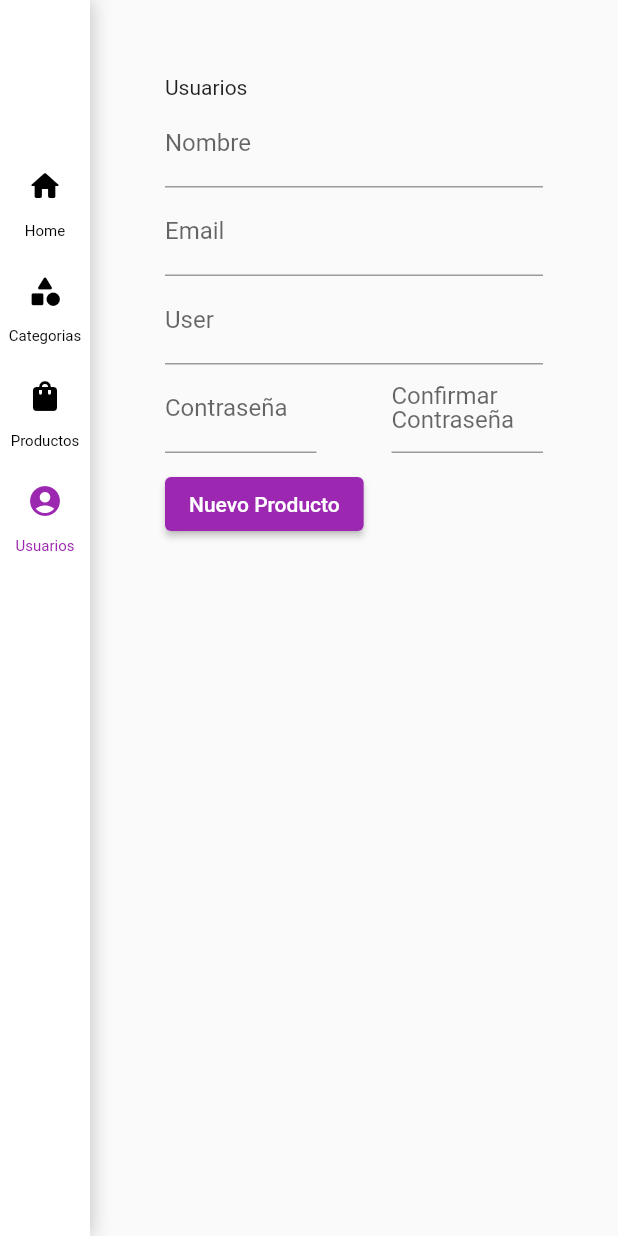
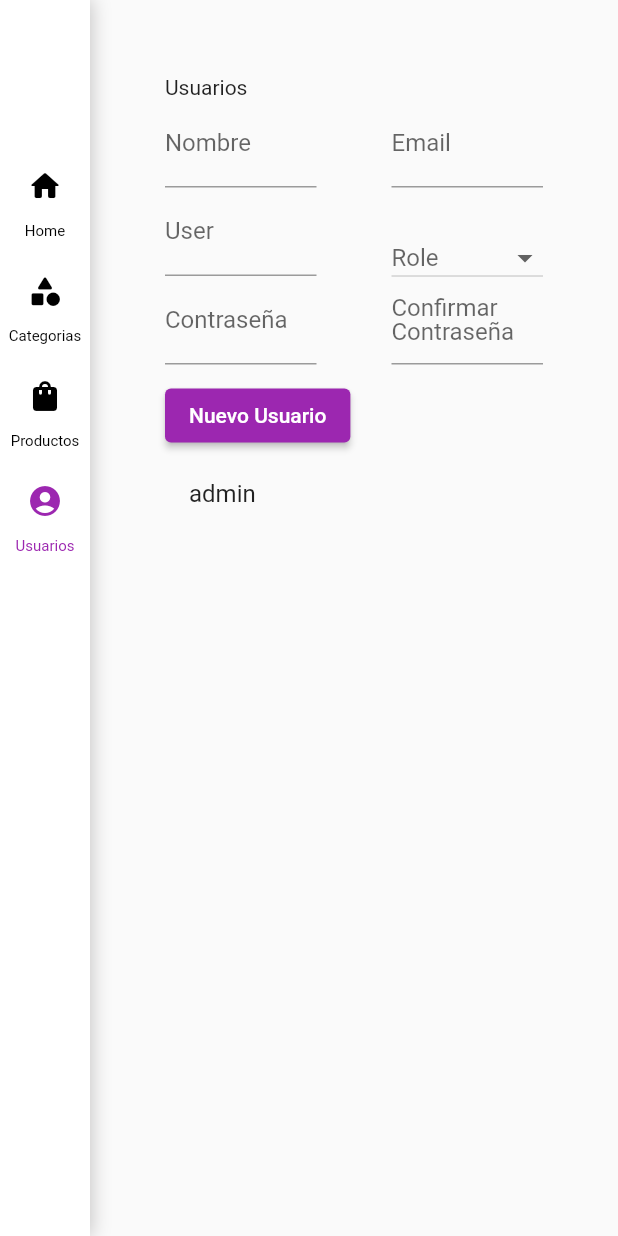
Before and after one commit to ushieru/total_pos, a Flutter app: the _AdminView screen opened directly, after a tap on the "category" icon, after a tap on the "shopping bag" icon, after a tap on the "account circle" icon, on a phone screen of 412 x 824 dp. Run offline on Flutter 3.47's test engine with Material 2 defaults, Android fonts, the phone set to English and light mode, and no system bars; our stand-ins replace bloc, flutter_bloc.

Commit message:
add user cubit

```diff
--- a/lib/app/pages/admin/screens/users/cubit/user_cubit.dart
+++ b/lib/app/pages/admin/screens/users/cubit/user_cubit.dart
@@ -1,10 +1,43 @@
 import 'package:bloc/bloc.dart';
 import 'package:meta/meta.dart';
 import 'package:total_pos/context/account/domain/account.dart';
+import 'package:total_pos/context/account/domain/account_repository.dart';
+import 'package:total_pos/context/account/infrastructure/persistence/in_memory/account_in_memory.dart';
+import 'package:total_pos/context/shared/application/create.dart';
+import 'package:total_pos/context/shared/application/get_all.dart';
+import 'package:total_pos/context/user/domain/role.dart';
 import 'package:total_pos/context/user/domain/user.dart';
+import 'package:total_pos/context/user/domain/user_repository.dart';
+import 'package:total_pos/context/user/infrastructure/persistence/in_memory/user_in_memory.dart';
 
 part 'user_state.dart';
 
 class UserCubit extends Cubit<UserState> {
-  UserCubit() : super(UserInitial());
+  final AccountRepository _accountRepository = AccountInMemory();
+  final UserRepository _userRepository = UserInMemory();
+
+  UserCubit() : super(UserInitial()) {
+    getUsers();
+  }
+
+  void setCurrentRole(Role role) {
+    emit(UserGlobal(state.users, currentRole: role));
+  }
+
+  Future<void> getUsers() async {
+    final users = await GetAll(_userRepository).run();
+    emit(UserGlobal(users));
+  }
+
+  Future<void> createUser(String name, String email, String user,
+      String password, String confirmPassword) async {
+    if (state.currentRole == null) {
+      throw 'state.currentRole is null';
+    }
+    final account =
+        await Create(_accountRepository).run(Account(password, user));
+    await Create(_userRepository)
+        .run(User(name, email, state.currentRole!, account.id));
+    getUsers();
+  }
 }
--- a/lib/app/pages/admin/screens/users/cubit/user_state.dart
+++ b/lib/app/pages/admin/screens/users/cubit/user_state.dart
@@ -2,11 +2,16 @@ part of 'user_cubit.dart';
 
 @immutable
 abstract class UserState {
-  final List<Account> account;
   final List<User> users;
-  const UserState(this.users, this.account);
+  final Role? currentRole;
+  const UserState(this.users, {this.currentRole});
 }
 
 class UserInitial extends UserState {
-  UserInitial() : super([], []);
+  UserInitial() : super([]);
 }
+
+class UserGlobal extends UserState {
+  const UserGlobal(List<User> users, {Role? currentRole})
+      : super(users, currentRole: currentRole);
+}
--- a/lib/app/pages/admin/screens/users/user_admin_screen.dart
+++ b/lib/app/pages/admin/screens/users/user_admin_screen.dart
@@ -1,6 +1,7 @@
 import 'package:flutter/material.dart';
 import 'package:flutter_bloc/flutter_bloc.dart';
 import 'package:total_pos/app/pages/admin/screens/users/cubit/user_cubit.dart';
+import 'package:total_pos/context/user/domain/role.dart';
 import 'package:total_pos/context/user/domain/user.dart';
 
 class UserAdminScreen extends StatelessWidget {
@@ -10,13 +11,24 @@ class UserAdminScreen extends StatelessWidget {
   Widget build(BuildContext context) {
     return BlocProvider(
       create: (_) => UserCubit(),
-      child: const _UserAdminScreenView(),
+      child: _UserAdminScreenView(),
     );
   }
 }
 
 class _UserAdminScreenView extends StatelessWidget {
-  const _UserAdminScreenView({Key? key}) : super(key: key);
+  final TextEditingController _userNameController =
+      TextEditingController(text: '');
+  final TextEditingController _userEmailController =
+      TextEditingController(text: '');
+  final TextEditingController _userUserController =
+      TextEditingController(text: '');
+  final TextEditingController _userPasswordController =
+      TextEditingController(text: '');
+  final TextEditingController _userConfirmPasswordController =
+      TextEditingController(text: '');
+
+  _UserAdminScreenView({Key? key}) : super(key: key);
 
   @override
   Widget build(BuildContext context) {
@@ -25,22 +37,72 @@ class _UserAdminScreenView extends StatelessWidget {
       Form(
           child:
               Column(crossAxisAlignment: CrossAxisAlignment.start, children: [
-        TextFormField(decoration: const InputDecoration(label: Text('Nombre'))),
-        TextFormField(decoration: const InputDecoration(label: Text('Email'))),
-        TextFormField(decoration: const InputDecoration(label: Text('User'))),
         Row(crossAxisAlignment: CrossAxisAlignment.end, children: [
           Expanded(
               child: TextFormField(
+                  controller: _userNameController,
+                  decoration: const InputDecoration(label: Text('Nombre')))),
+          const SizedBox(width: 50),
+          Expanded(
+              child: TextFormField(
+                  controller: _userEmailController,
+                  decoration: const InputDecoration(label: Text('Email')))),
+        ]),
+        Row(crossAxisAlignment: CrossAxisAlignment.end, children: [
+          Expanded(
+              child: TextFormField(
+                  controller: _userUserController,
+                  decoration: const InputDecoration(label: Text('User')))),
+          const SizedBox(width: 50),
+          Expanded(child:
+              BlocBuilder<UserCubit, UserState>(builder: (context, state) {
+            return DropdownButton<Role>(
+                hint: const Text('Role'),
+                isExpanded: true,
+                isDense: true,
+                value: state.currentRole,
+                onChanged: (role) {
+                  if (role != null) {
+                    context.read<UserCubit>().setCurrentRole(role);
+                  }
+                },
+                items: [
+                  for (Role role in Role.values)
+                    DropdownMenuItem<Role>(value: role, child: Text(role.name))
+                ]);
+          }))
+        ]),
+        Row(crossAxisAlignment: CrossAxisAlignment.end, children: [
+          Expanded(
+              child: TextFormField(
+                  controller: _userPasswordController,
                   decoration:
                       const InputDecoration(label: Text('Contraseña')))),
           const SizedBox(width: 50),
           Expanded(
               child: TextFormField(
+                  controller: _userConfirmPasswordController,
                   decoration: const InputDecoration(
                       label: Text('Confirmar Contraseña')))),
         ]),
         const SizedBox(height: 10),
-        ElevatedButton(onPressed: () {}, child: const Text('Nuevo Producto'))
+        ElevatedButton(
+            onPressed: () => context
+                .read<UserCubit>()
+                .createUser(
+                    _userNameController.text,
+                    _userEmailController.text,
+                    _userUserController.text,
+                    _userPasswordController.text,
+                    _userConfirmPasswordController.text)
+                .then((_) => {
+                      _userNameController.text = '',
+                      _userEmailController.text = '',
+                      _userUserController.text = '',
+                      _userPasswordController.text = '',
+                      _userConfirmPasswordController.text = '',
+                    }),
+            child: const Text('Nuevo Usuario'))
       ])),
       Expanded(
           child: BlocBuilder<UserCubit, UserState>(builder: (context, state) {
```
